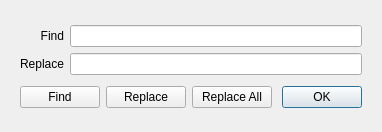
Qt form finddialog.ui (jackokring/qtap) before a commit.
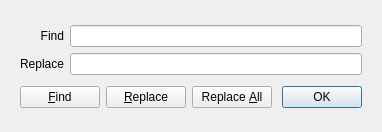
The same form after that commit. Icons and pictures are not drawn.

Patch:
```diff
--- a/finddialog.ui
+++ b/finddialog.ui
@@ -58,7 +58,7 @@
       <item row="0" column="0">
        <widget class="QPushButton" name="findButton">
         <property name="text">
-         <string>Find</string>
+         <string>&amp;Find</string>
         </property>
         <property name="icon">
          <iconset theme="edit-find">
@@ -72,7 +72,7 @@
       <item row="0" column="1">
        <widget class="QPushButton" name="replaceButton">
         <property name="text">
-         <string>Replace</string>
+         <string>&amp;Replace</string>
         </property>
         <property name="icon">
          <iconset theme="edit-find-replace">
@@ -86,7 +86,7 @@
       <item row="0" column="2">
        <widget class="QPushButton" name="replaceAllButton">
         <property name="text">
-         <string>Replace All</string>
+         <string>Replace &amp;All</string>
         </property>
         <property name="shortcut">
          <string>Ctrl+A</string>
```
